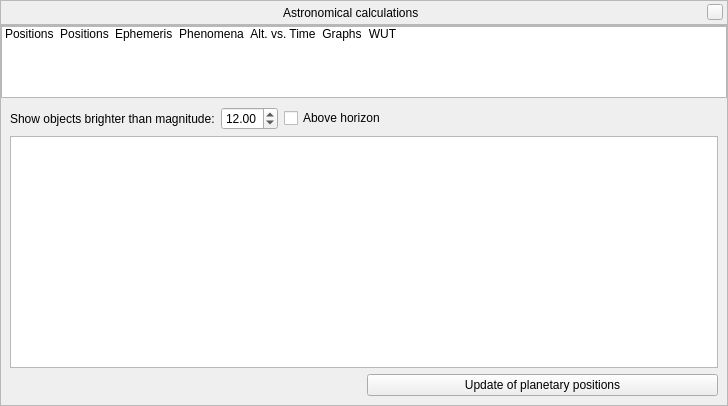
First picture: the form in src/gui/astroCalcDialog.ui, repository 519984307/stellarium_src, before the edit.
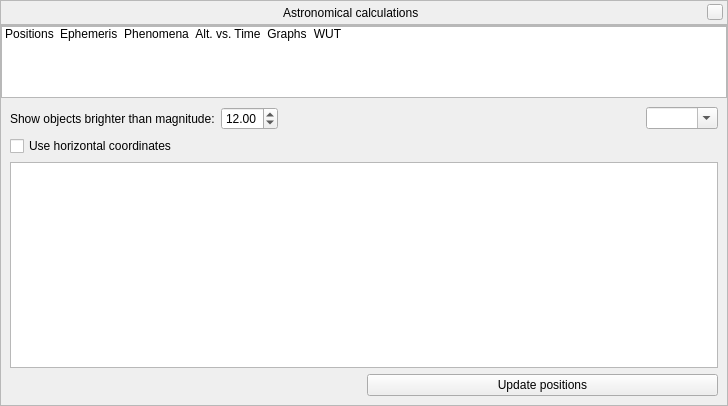
Second picture: the form after the edit. Icons and pictures are not drawn. Custom widgets are drawn as their Qt base class.

Commit message: Updated AstroCalc tool and related SUG chapters

The edit to the form file:
```diff
--- a/src/gui/astroCalcDialog.ui
+++ b/src/gui/astroCalcDialog.ui
@@ -189,22 +189,6 @@
         <property name="selectionRectVisible">
          <bool>false</bool>
         </property>
-        <item>
-         <property name="text">
-          <string>Positions</string>
-         </property>
-         <property name="toolTip">
-          <string>Planetary positions</string>
-         </property>
-         <property name="textAlignment">
-          <set>AlignLeading|AlignVCenter</set>
-         </property>
-         <property name="icon">
-          <iconset>
-           <normalon>:/graphicGui/tabicon-AstroCalc-PlanetPos.png</normalon>
-          </iconset>
-         </property>
-        </item>
         <item>
          <property name="text">
           <string>Positions</string>
@@ -288,112 +272,6 @@
          <number>0</number>
         </property>
         <widget class="QWidget" name="stackedWidgetPage1">
-         <layout class="QVBoxLayout" name="verticalLayout">
-          <item>
-           <layout class="QHBoxLayout" name="horizontalLayout_10">
-            <property name="topMargin">
-             <number>0</number>
-            </property>
-            <item>
-             <widget class="QLabel" name="planetaryMagnitudeLimitLabel">
-              <property name="toolTip">
-               <string/>
-              </property>
-              <property name="text">
-               <string>Show objects brighter than magnitude:</string>
-              </property>
-             </widget>
-            </item>
-            <item>
-             <widget class="QDoubleSpinBox" name="planetaryMagnitudeDoubleSpinBox">
-              <property name="toolTip">
-               <string/>
-              </property>
-              <property name="maximum">
-               <double>25.000000000000000</double>
-              </property>
-              <property name="value">
-               <double>12.000000000000000</double>
-              </property>
-             </widget>
-            </item>
-            <item>
-             <widget class="QCheckBox" name="aboveHorizonCheckBox">
-              <property name="toolTip">
-               <string>Calculate positions for celestial bodies which are above the horizon at the moment.</string>
-              </property>
-              <property name="text">
-               <string>Above horizon</string>
-              </property>
-             </widget>
-            </item>
-            <item>
-             <spacer name="horizontalSpacer">
-              <property name="orientation">
-               <enum>Qt::Horizontal</enum>
-              </property>
-              <property name="sizeHint" stdset="0">
-               <size>
-                <width>40</width>
-                <height>20</height>
-               </size>
-              </property>
-             </spacer>
-            </item>
-           </layout>
-          </item>
-          <item>
-           <widget class="QTreeWidget" name="planetaryPositionsTreeWidget">
-            <property name="editTriggers">
-             <set>QAbstractItemView::NoEditTriggers</set>
-            </property>
-            <property name="rootIsDecorated">
-             <bool>false</bool>
-            </property>
-            <property name="uniformRowHeights">
-             <bool>true</bool>
-            </property>
-            <property name="itemsExpandable">
-             <bool>false</bool>
-            </property>
-            <property name="sortingEnabled">
-             <bool>true</bool>
-            </property>
-            <property name="expandsOnDoubleClick">
-             <bool>false</bool>
-            </property>
-            <property name="columnCount">
-             <number>0</number>
-            </property>
-            <attribute name="headerShowSortIndicator" stdset="0">
-             <bool>true</bool>
-            </attribute>
-           </widget>
-          </item>
-          <item>
-           <layout class="QHBoxLayout" name="horizontalLayout_14">
-            <property name="topMargin">
-             <number>0</number>
-            </property>
-            <item>
-             <widget class="QLabel" name="planetaryPositionsTimeLabel">
-              <property name="text">
-               <string/>
-              </property>
-             </widget>
-            </item>
-            <item>
-             <widget class="QPushButton" name="planetaryPositionsUpdateButton">
-              <property name="text">
-               <string>Update of planetary positions</string>
-              </property>
-             </widget>
-            </item>
-           </layout>
-          </item>
-         </layout>
-        </widget>
-        <widget class="QWidget" name="stackedWidgetPage2">
          <layout class="QGridLayout" name="gridLayout_2">
           <item row="3" column="0">
            <layout class="QHBoxLayout" name="horizontalLayout_15">
```
Left out of the diff: 12 changed lines with no effect on the pictures. The commit also changes 2 other files.
